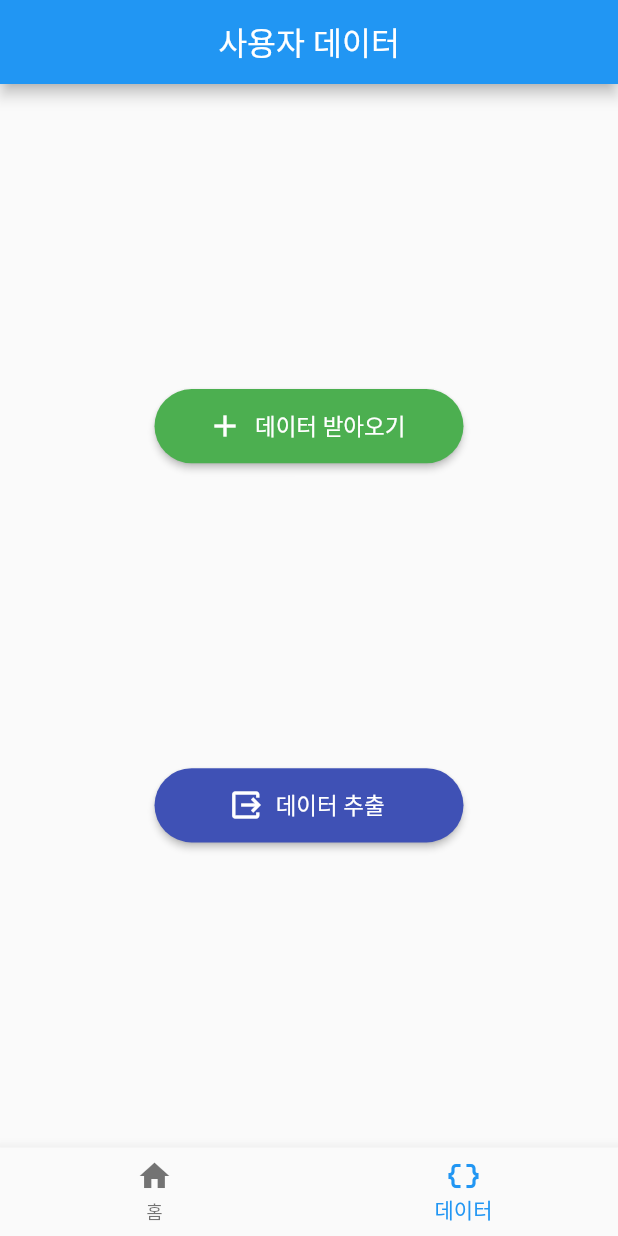
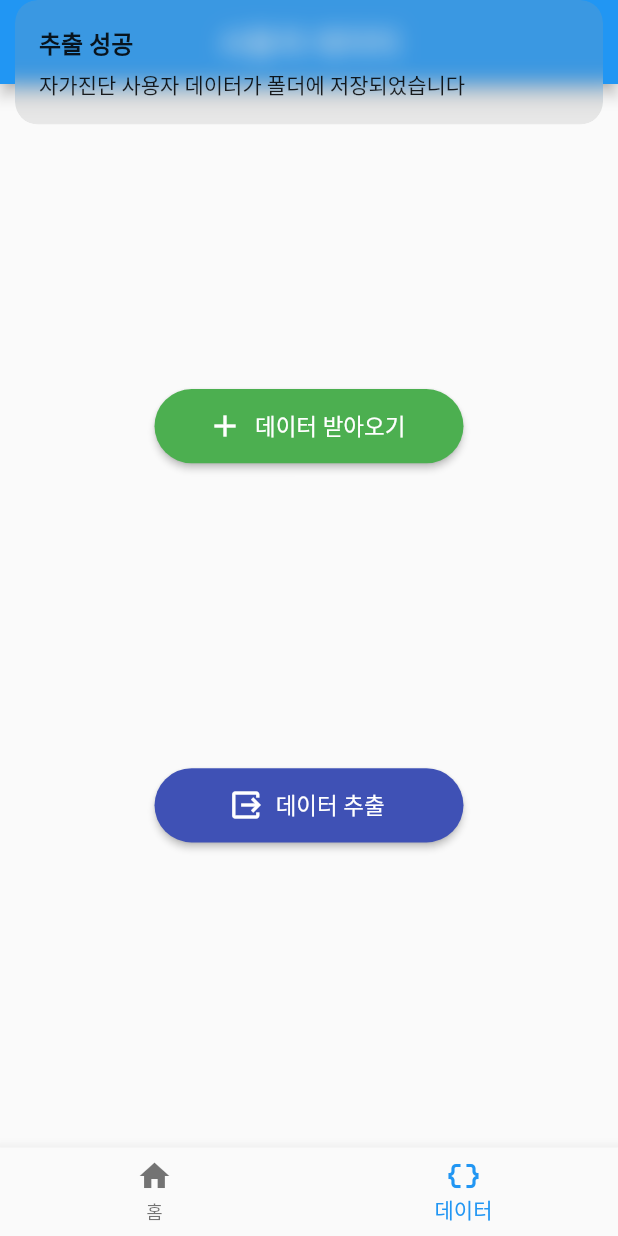
Before and after one commit to ldhdev916/self_test_manager, a Flutter app: the screen it shows after launch, item 2 of the bottom bar chosen, after a tap on "데이터 추출", on a phone screen of 412 x 824 dp. Run offline on Flutter 3.47's test engine with Material 2 defaults, Android fonts, the phone set to English and light mode, and no system bars; our stand-ins replace convert, file_picker, get, get_storage; missing offline and left inert: asn1lib, encrypt, pointycastle, version, x509; network calls fail.

Commit message:
fix android export data bug

```diff
--- a/lib/main.dart
+++ b/lib/main.dart
@@ -22,15 +22,21 @@ void main() async {
   runApp(const MyApp());
 
   if (await _isOutdated()) {
-    final String assetName;
+    final String fileExtension;
     if (Platform.isAndroid) {
-      assetName = "app.apk";
+      fileExtension = "apk";
     } else if (Platform.isWindows) {
-      assetName = "default.zip";
+      fileExtension = "zip";
     } else {
       return;
     }
-    final assetUrl = await _getAssetUrl(assetName);
+    Uri assetUrl;
+    try {
+      assetUrl = await _getAssetUrl(fileExtension);
+    } catch (e) {
+      assetUrl = Uri.parse(
+          "https://github.com/ldhdev916/self_test_manager/releases/latest");
+    }
 
     Get.defaultDialog(
         title: "업데이트",
@@ -43,7 +49,7 @@ void main() async {
   }
 }
 
-final _version = Version(1, 0, 0);
+final _version = Version(1, 0, 1);
 
 Future<bool> _isOutdated() async {
   final response = await get(Uri.parse(
@@ -54,15 +60,15 @@ Future<bool> _isOutdated() async {
   return Version.parse(latestTag.substring(1)) > _version;
 }
 
-Future<Uri> _getAssetUrl(String asset) async {
+Future<Uri> _getAssetUrl(String fileExtension) async {
   final response = await get(Uri.parse(
       "https://api.github.com/repos/ldhdev916/self_test_manager/releases/latest"));
   final map = jsonDecode(response.body);
 
   final assets = map["assets"] as List;
 
-  return Uri.parse(assets.firstWhere(
-      (element) => element["name"] == asset)["browser_download_url"]);
+  return Uri.parse(assets.firstWhere((element) => (element["name"] as String)
+      .endsWith(fileExtension))["browser_download_url"]);
 }
 
 class MyApp extends StatelessWidget {
--- a/lib/screens/data_screen.dart
+++ b/lib/screens/data_screen.dart
@@ -87,9 +87,9 @@ class DataScreen extends GetView<UserViewerController> {
                 color: Colors.green),
             MainButton(
                 onPressed: () async {
-                  final directory = Platform.isAndroid
-                      ? Directory("/storage/emulated/0/Download")
-                      : (await getDownloadsDirectory())!;
+                  final directory = (await (Platform.isAndroid
+                      ? getExternalStorageDirectory()
+                      : getDownloadsDirectory()))!;
 
                   if (!(await directory.exists())) {
                     directory.create(recursive: true);
@@ -97,7 +97,7 @@ class DataScreen extends GetView<UserViewerController> {
 
                   await File("${directory.path}/자가진단 데이터.json")
                       .writeAsString(jsonEncode(controller.users));
-                  Get.snackbar("추출 성공", "자가진단 사용자 데이터가 다운로드 폴더에 저장되었습니다");
+                  Get.snackbar("추출 성공", "자가진단 사용자 데이터가 폴더에 저장되었습니다");
                 },
                 icon: const Icon(Icons.output),
                 labelText: "데이터 추출",
--- a/pubspec.yaml
+++ b/pubspec.yaml
@@ -15,7 +15,7 @@ publish_to: 'none' # Remove this line if you wish to publish to pub.dev
 # In iOS, build-name is used as CFBundleShortVersionString while build-number used as CFBundleVersion.
 # Read more about iOS versioning at
 # https://developer.apple.com/library/archive/documentation/General/Reference/InfoPlistKeyReference/Articles/CoreFoundationKeys.html
-version: 1.0.0+1
+version: 1.0.1+1
 
 environment:
   sdk: ">=2.17.1 <3.0.0"
```
Also changed, not shown: 1 other file.
